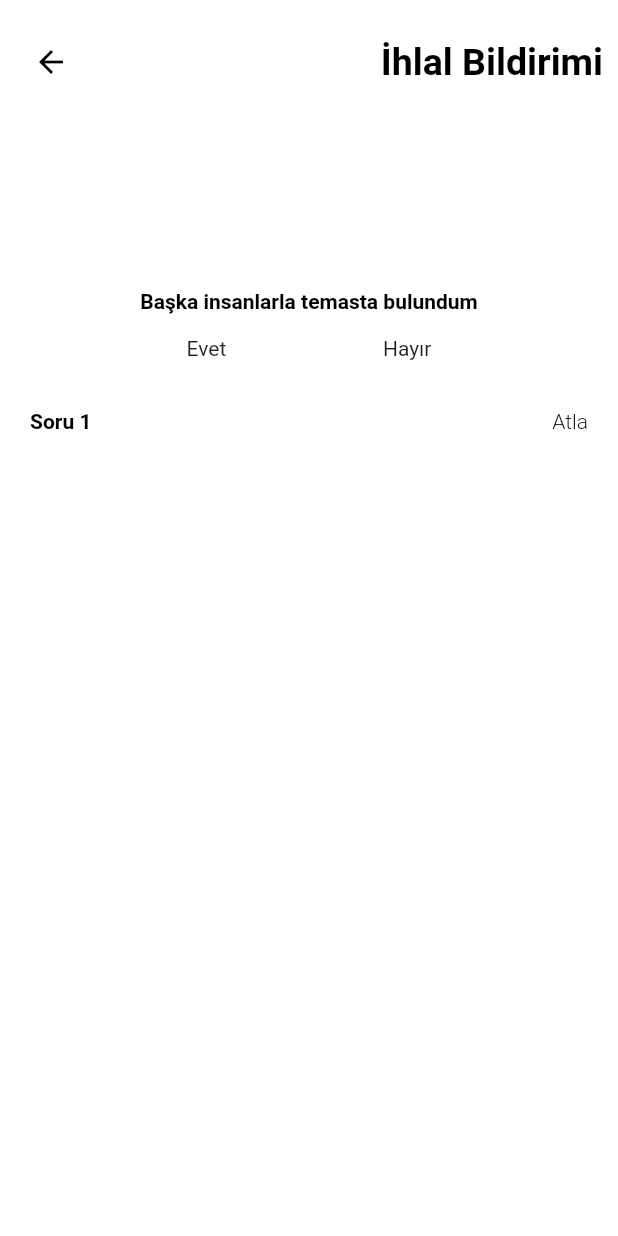
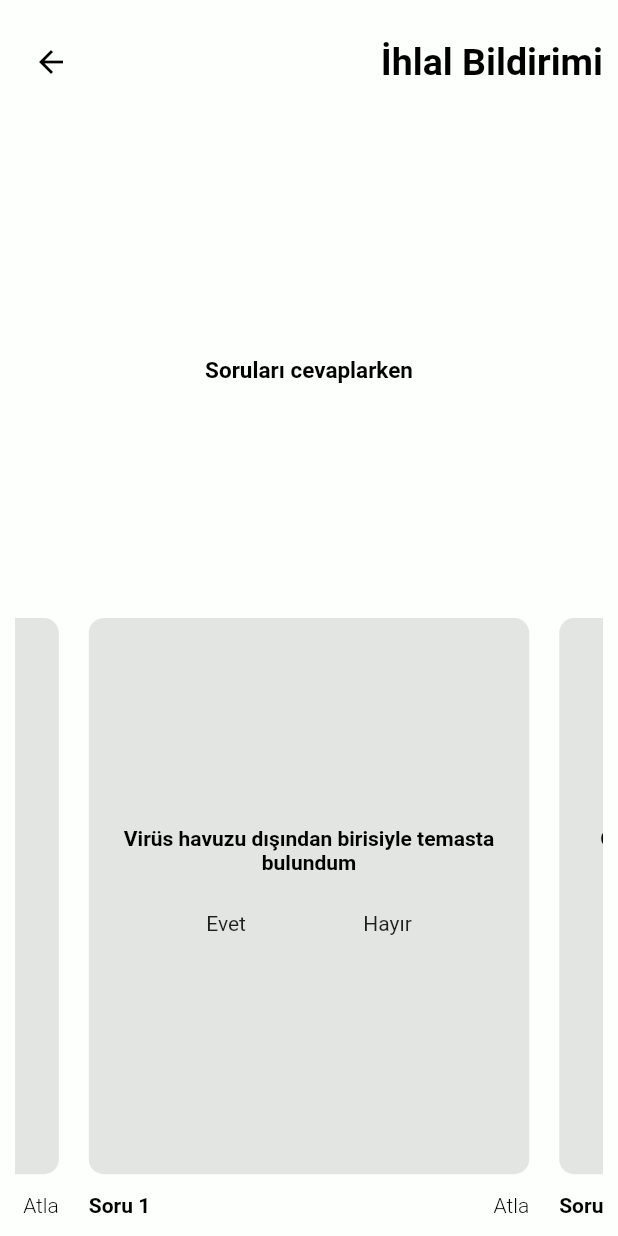
Before and after one commit to imertgul/My_Quarantina, a Flutter app: the QuestionPage screen opened directly, after a tap on "Atla", on a phone screen of 412 x 824 dp. Run offline on Flutter 3.47's test engine with Material 2 defaults, Android fonts, the phone set to English and light mode, and no system bars; drawn by our look-alikes of carousel_slider.

Commit message:
Soru seti ve soru sliderı eklendi.
Soru penceresi info bar eklendi ama boş

```diff
--- a/lib/pages/quenstions.dart
+++ b/lib/pages/quenstions.dart
@@ -1,5 +1,6 @@
 import 'package:flutter/material.dart';
 import 'package:my_quarantina/utilities/constants.dart';
+import 'package:carousel_slider/carousel_slider.dart';
 
 class QuestionPage extends StatefulWidget {
   @override
@@ -7,6 +8,7 @@ class QuestionPage extends StatefulWidget {
 }
 
 class _QuestionPageState extends State<QuestionPage> {
+  CarouselController buttonCarouselController = CarouselController();
   double screenHeight = 0;
   double statusBarHeight = 0;
   double unit = 0;
@@ -40,6 +42,90 @@ class _QuestionPageState extends State<QuestionPage> {
     );
   }
 
+  Widget _buildQuestion(i) {
+    return Container(
+      child: Padding(
+        padding: const EdgeInsets.symmetric(horizontal: 10.0),
+        child: Column(
+          children: <Widget>[
+            Container(
+              height: unit * 45,
+              width: double.infinity,
+              decoration: BoxDecoration(
+                  color: Renkler.pDark,
+                  borderRadius: BorderRadius.circular(10)),
+              child: Column(
+                mainAxisAlignment: MainAxisAlignment.center,
+                children: <Widget>[
+                  Text(
+                    myQuestions[i],
+                    textAlign: TextAlign.center,
+                    style: TextStyle(
+                        fontWeight: FontWeight.bold, color: Renkler.dark),
+                  ),
+                  SizedBox(height: 25),
+                  Row(
+                    mainAxisAlignment: MainAxisAlignment.spaceEvenly,
+                    children: <Widget>[
+                      Text("Evet"),
+                      Text("Hayır"),
+                    ],
+                  ),
+                  SizedBox(height: 20),
+                ],
+              ),
+            ),
+          ],
+        ),
+      ),
+    );
+  }
+
+  Widget _buildQuestionFooter(i) {
+    return Container(
+      height: unit * 5,
+      child: Padding(
+        padding: const EdgeInsets.symmetric(horizontal: 10.0),
+        child: Row(
+            mainAxisAlignment: MainAxisAlignment.spaceBetween,
+            children: <Widget>[
+              Text(
+                "Soru $i",
+                style:
+                    TextStyle(fontWeight: FontWeight.bold, color: Renkler.dark),
+              ),
+              GestureDetector(
+                onTap: () {
+                  buttonCarouselController.nextPage();
+                },
+                child: Text(
+                  "Atla",
+                  style: TextStyle(
+                      fontWeight: FontWeight.w300, color: Renkler.dark),
+                ),
+              ),
+            ]),
+      ),
+    );
+  }
+
+  Widget _buildInfo() {
+    return Container(
+      height: unit * 40 - statusBarHeight,
+      child: Column(
+        mainAxisAlignment: MainAxisAlignment.center,
+        children: <Widget>[
+          Text(
+            "Soruları cevaplarken",
+            textAlign: TextAlign.center,
+            style: TextStyle(
+                fontWeight: FontWeight.bold, fontSize: 15, color: Renkler.dark),
+          ),
+        ],
+      ),
+    );
+  }
+
   @override
   Widget build(BuildContext context) {
     screenHeight = MediaQuery.of(context).size.height;
@@ -58,70 +144,20 @@ class _QuestionPageState extends State<QuestionPage> {
                 children: <Widget>[
                   SizedBox(height: statusBarHeight),
                   _buildTitleBar(),
-                  Container(
-                    // height: unit * 5,
-                    child: Padding(
-                      padding: const EdgeInsets.symmetric(horizontal: 10.0),
-                      child: Column(
-                        children: <Widget>[
-                          Container(
-                            height: unit * 40,
-                            width: double.infinity,
-                            decoration: BoxDecoration(
-                                // color: Renkler.secondary,
-                                borderRadius: BorderRadius.circular(10)),
-                            child: Column(
-                              mainAxisAlignment: MainAxisAlignment.center,
-                              children: <Widget>[
-                                Text(
-                                  "Başka insanlarla temasta bulundum",
-                                  textAlign: TextAlign.center,
-                                  style: TextStyle(
-                                      fontWeight: FontWeight.bold,
-                                      color: Renkler.dark),
-                                ),
-                                SizedBox(height: 15),
-                                Row(
-                                  mainAxisAlignment:
-                                      MainAxisAlignment.spaceEvenly,
-                                  children: <Widget>[
-                                    Text("Evet"),
-                                    Text("Hayır"),
-                                  ],
-                                ),
-                                SizedBox(height: 20),
-                                Container(
-                                  height: unit * 5,
-                                  child: Row(
-                                      mainAxisAlignment:
-                                          MainAxisAlignment.spaceBetween,
-                                      children: <Widget>[
-                                        Text(
-                                          "Soru 1",
-                                          style: TextStyle(
-                                              fontWeight: FontWeight.bold,
-                                              color: Renkler.dark),
-                                        ),
-                                        GestureDetector(
-                                          onTap: () {
-                                            print("pressed skip button");
-                                          },
-                                          child: Text(
-                                            "Atla",
-                                            style: TextStyle(
-                                                fontWeight: FontWeight.w300,
-                                                color: Renkler.dark),
-                                          ),
-                                        ),
-                                      ]),
-                                ),
-                              ],
-                            ),
-                          ),
+                  _buildInfo(),
+                  CarouselSlider(
+                    options: CarouselOptions(
+                        height: unit * 50, enableInfiniteScroll: false),
+                    carouselController: buttonCarouselController,
+                    items: [0, 1, 2, 3, 4, 5].map((i) {
+                      return Column(
+                        children: [
+                          _buildQuestion(i),
+                          _buildQuestionFooter(i),
                         ],
-                      ),
-                    ),
-                  )
+                      );
+                    }).toList(),
+                  ),
                 ],
               ),
             ),
--- a/lib/utilities/constants.dart
+++ b/lib/utilities/constants.dart
@@ -2,7 +2,7 @@ import 'package:flutter/material.dart';
 
 class Renkler {
   static const Color primary = Color(0xfffdfffc);
-  static const Color pDark = Color(0xffcccccc);
+  static const Color pDark = Color(0xffe3e5e2);
   static const Color secondary = Color(0xff559cae);
   static const Color third = Color(0xffdf525a);
   static const Color fourth = Color(0xffff9f1c);
@@ -16,6 +16,15 @@ class Renkler {
   static const Color dDarkBlue = Color(0xff253141);
 }
 
+Map<int, String> myQuestions = {
+  0: "İnsanlarla temasta bulundum",
+  1: "Virüs havuzu dışından birisiyle temasta bulundum",
+  2: "Ortamda maske ve mesafe kurallarına uyuluyordu",
+  3: "Açık havada yaşandı",
+  4: "15 dakikadan uzundu",
+  5: "Grip belirtisi gösteren birisi/birileri vardı",
+};
+
 final buttonTextStyle = TextStyle(
     color: Renkler.primary, fontWeight: FontWeight.bold, fontSize: 20);
 final infoTextStyle =
--- a/pubspec.yaml
+++ b/pubspec.yaml
@@ -17,6 +17,7 @@ environment:
   sdk: ">=2.1.0 <3.0.0"
 
 dependencies:
+  carousel_slider: ^2.2.1
   device_info: ^0.4.2+4
   flutter:
     sdk: flutter
```
Also changed, not shown: pubspec.lock.
